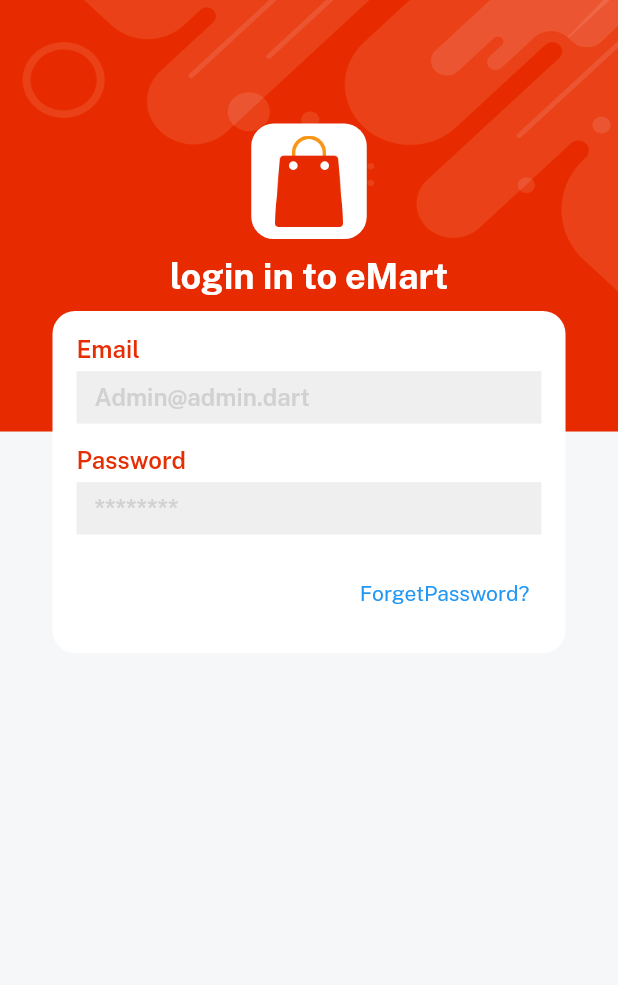
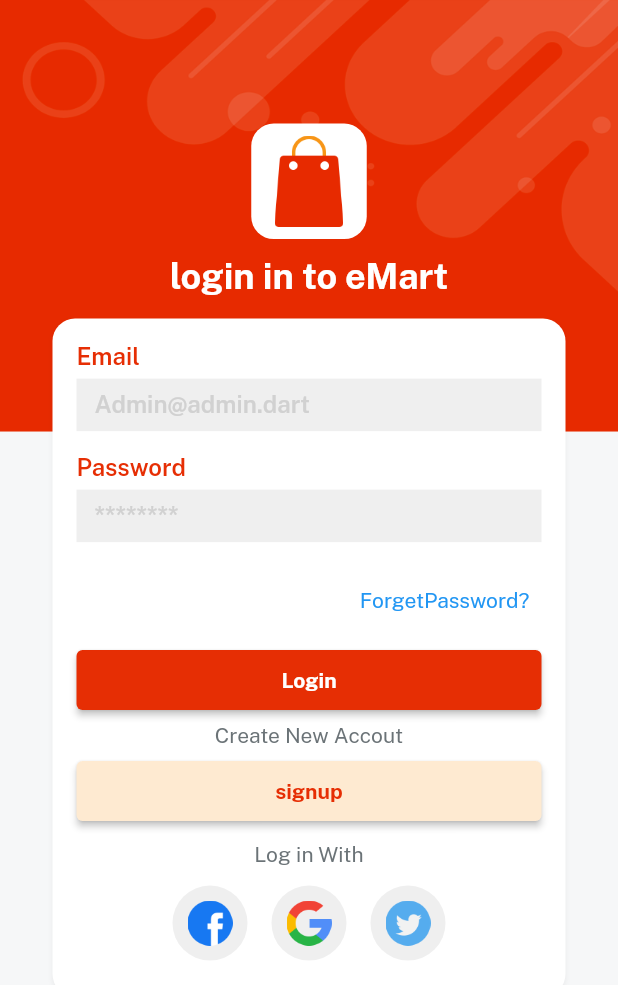
Before and after one commit to Darshanproject/Ecommerce, a Flutter app: the screen it shows after launch, on a phone screen of 412 x 824 dp. Shown: the top 985 px of the screen. Run offline on Flutter 3.47's test engine with Material 2 defaults, Android fonts, the phone set to English and light mode, and no system bars; our stand-ins replace get, velocity_x.

Commit message:
All most done

```diff
--- a/Flutter_E-Mart-master/lib/Views/auth_Screen/login_Screen.dart
+++ b/Flutter_E-Mart-master/lib/Views/auth_Screen/login_Screen.dart
@@ -1,8 +1,12 @@
+import 'package:emart_app/Views/auth_Screen/signup.dart';
 import 'package:emart_app/WidgetsCommon/applogo_widget.dart';
 import 'package:emart_app/consts/consts.dart';
 import 'package:flutter/material.dart';
+import 'package:get/get.dart';
 import '../../WidgetsCommon/bg_widget.dart';
 import '../../WidgetsCommon/custom_textfiel.dart';
+import '../../WidgetsCommon/our_button.dart';
+import '../../consts/lists.dart';
 
 class Login_Screen extends StatelessWidget {
   const Login_Screen({Key? key}) : super(key: key);
@@ -11,6 +15,7 @@ class Login_Screen extends StatelessWidget {
   Widget build(BuildContext context) {
     return bgWidget(
         child: Scaffold(
+      resizeToAvoidBottomInset: false,
       body: Center(
           child: Column(
         children: [
@@ -18,20 +23,64 @@ class Login_Screen extends StatelessWidget {
           applogoWidget(),
           10.heightBox,
           "login in to $appname".text.white.fontFamily(bold).size(24).make(),
-          10.heightBox,
+          15.heightBox,
           Column(
             children: [
               cunstomTextField(hint: emailHint, title: email),
               cunstomTextField(hint: passwordHint, title: password),
               Align(
-                  alignment: Alignment.centerRight,
-                  child: TextButton(
-                      onPressed: () {}, child: forgetpassword.text.make()))
+                alignment: Alignment.centerRight,
+                child: TextButton(
+                    onPressed: () {}, child: forgetpassword.text.make()),
+              ),
+              5.heightBox,
+              //ourbuttom().box.width(context.screenWidth - 50).make(),
+              ourbuttom(
+                      color: redColor,
+                      title: login,
+                      textcolor: whiteColor,
+                      onPress: () {})
+                  .box
+                  .white
+                  .width(context.screenWidth - 50)
+                  .make(),
+
+              5.heightBox,
+              createnewaccount.text.color(fontGrey).make(),
+
+              5.heightBox,
+              ourbuttom(
+                  color: lightGolden,
+                  title: signup,
+                  textcolor: redColor,
+                  onPress: () {
+                    Get.to(() => SignupScreen());
+                  }).box.white.width(context.screenWidth - 50).make(),
+              10.heightBox,
+              loginwith.text.color(fontGrey).make(),
+              5.heightBox,
+              Row(
+                mainAxisAlignment: MainAxisAlignment.center,
+                children: List.generate(
+                    3,
+                    (index) => Padding(
+                          padding: const EdgeInsets.all(8.0),
+                          child: CircleAvatar(
+                            radius: 25,
+                            backgroundColor: lightGrey,
+                            child: Image.asset(
+                              socialIconList[index],
+                              width: 30,
+                            ),
+                          ),
+                        )),
+              )
             ],
           )
               .box
               .white
               .rounded
+              .shadowSm
               .padding(EdgeInsets.all(16))
               .width(context.screenWidth - 70)
               .make()
--- a/Flutter_E-Mart-master/lib/WidgetsCommon/our_button.dart
+++ b/Flutter_E-Mart-master/lib/WidgetsCommon/our_button.dart
@@ -1,6 +1,10 @@
 import 'package:emart_app/consts/consts.dart';
 import 'package:flutter/material.dart';
 
-Widget ourbuttom() {
-  return ElevatedButton(onPressed: () {}, child: login.text.make());
+Widget ourbuttom({onPress, color, textcolor, String? title}) {
+  return ElevatedButton(
+      style:
+          ElevatedButton.styleFrom(primary: color, padding: EdgeInsets.all(12)),
+      onPressed: onPress,
+      child: title?.text.color(textcolor).fontFamily(bold).make());
 }
--- a/Flutter_E-Mart-master/lib/consts/colors.dart
+++ b/Flutter_E-Mart-master/lib/consts/colors.dart
@@ -7,3 +7,4 @@ const Color whiteColor = Color.fromRGBO(255, 255, 255, 1);
 const Color lightGrey = Color.fromRGBO(239, 239, 239, 1);
 const Color redColor = Color.fromRGBO(230, 46, 4, 1);
 const Color golden = Color.fromRGBO(255, 168, 0, 1);
+const Color lightGolden = Color(0xfffEEAD1);
--- /dev/null
+++ b/Flutter_E-Mart-master/lib/consts/lists.dart
@@ -0,0 +1,3 @@
+import 'package:emart_app/consts/consts.dart';
+
+const socialIconList = [icFacebookLogo, icGoogleLogo, icTwitterLogo];
--- a/Flutter_E-Mart-master/lib/consts/strings.dart
+++ b/Flutter_E-Mart-master/lib/consts/strings.dart
@@ -10,3 +10,9 @@ const login = "Login";
 const signup = "signup";
 const createnewaccount = "Create New Accout";
 const loginwith = "Log in With";
+const retyrppassword = "Retype Password";
+const retypepassHint = "Retype password";
+const name = "Name";
+const nameHint = "Gada Darshan";
+const privacyPolicy = "PrivacyPolicy";
+const termANDcond = "Terms And Condition";
```
Also changed, not shown: Flutter_E-Mart-master/lib/Views/auth_Screen/signup.dart (added, +103 -0 lines).
